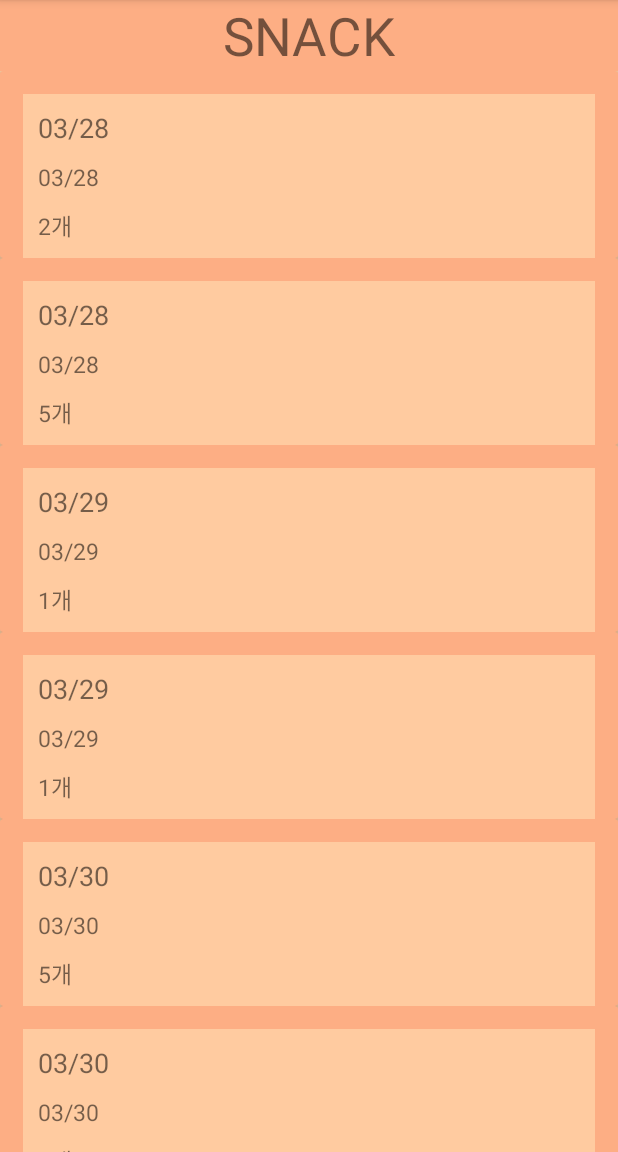
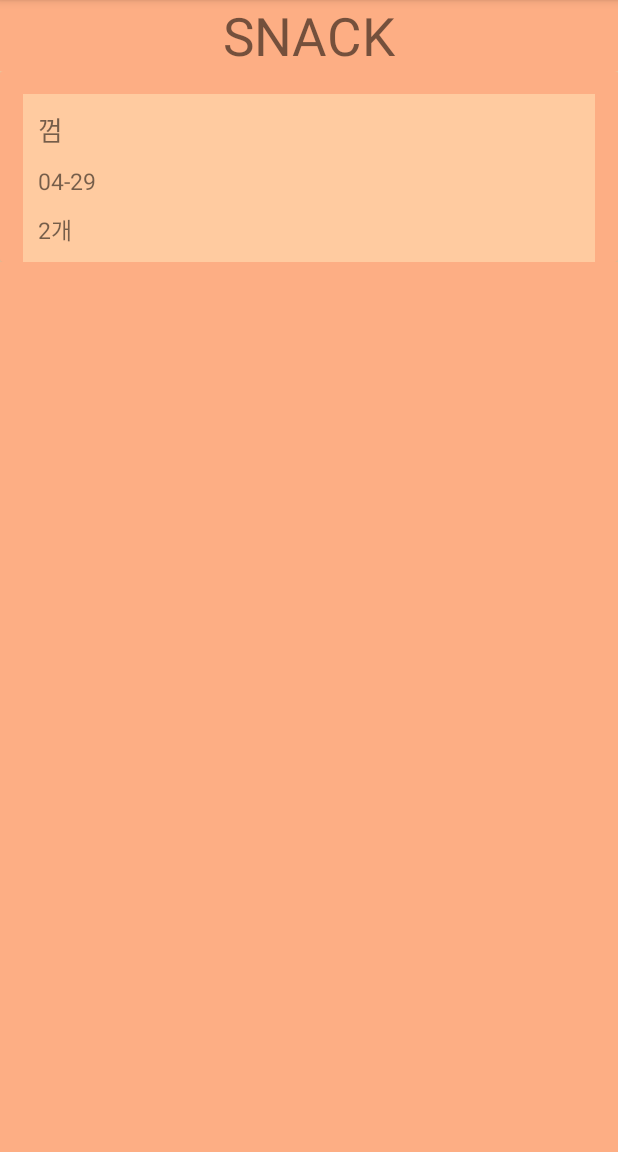
Before and after one commit to chaminji/Gaebapbaragi, an Android app: the InfoSnackActivity screen opened directly, with no data from a screen before it, on a phone screen of 412 x 824 dp, the part 84-1236 px from its top. Run offline under Robolectric (Android 15) with nearby library versions, the phone set to English and light mode, and no system bars.

Commit message:
Change Details

```diff
--- a/Gaebapbaragi/app/build.gradle
+++ b/Gaebapbaragi/app/build.gradle
@@ -28,6 +28,8 @@ dependencies {
     implementation 'com.github.bumptech.glide:glide:4.3.0'
     implementation 'com.github.clans:fab:1.6.4'
     implementation 'com.android.support:appcompat-v7:28.0.0'
+    implementation 'com.squareup.retrofit2:retrofit:2.4.0'
+    implementation 'com.squareup.retrofit2:converter-gson:2.4.0'
     testImplementation 'junit:junit:4.12'
     androidTestImplementation 'com.android.support.test:runner:1.0.2'
     androidTestImplementation 'com.android.support.test.espresso:espresso-core:3.0.2'
--- a/Gaebapbaragi/app/src/main/AndroidManifest.xml
+++ b/Gaebapbaragi/app/src/main/AndroidManifest.xml
@@ -1,6 +1,8 @@
 <?xml version="1.0" encoding="utf-8"?>
 <manifest xmlns:android="http://schemas.android.com/apk/res/android"
     package="com.example.dsm2017.gaebapbaragi">
+
+    <uses-permission android:name="android.permission.INTERNET" />
 
     <application
         android:allowBackup="true"
--- a/Gaebapbaragi/app/src/main/java/com/example/dsm2017/gaebapbaragi/AddmealActivity.java
+++ b/Gaebapbaragi/app/src/main/java/com/example/dsm2017/gaebapbaragi/AddmealActivity.java
@@ -17,6 +17,7 @@ public class AddmealActivity extends AppCompatActivity {
         final EditText addmeal_edittext = findViewById(R.id.addmeal_edittext);
         Button addmeal_btn_submit = findViewById(R.id.addmeal_btn2);
         Button addmeal_btn_cancel = findViewById(R.id.addmeal_btn1);
+        final String am_edit = addmeal_edittext.getText().toString();
 
         addmeal_btn_cancel.setOnClickListener(new Button.OnClickListener() {
             @Override
@@ -30,10 +31,10 @@ public class AddmealActivity extends AppCompatActivity {
         addmeal_btn_submit.setOnClickListener(new Button.OnClickListener() {
             @Override
             public void onClick(View view) {
-            if (addmeal_edittext.getText().toString().length() == 0) {
+            if (am_edit.length() == 0) {
                 Toast.makeText(getApplicationContext(), "먹은 양을 입력하세요", Toast.LENGTH_SHORT).show();
             } else {
-                Toast.makeText(getApplicationContext(), "먹은 식사의 양이 " + addmeal_edittext.getText().toString() + "만큼 증가했습니다.", Toast.LENGTH_LONG).show();
+                Toast.makeText(getApplicationContext(), "먹은 식사의 양이 " + am_edit + "만큼 증가했습니다.", Toast.LENGTH_LONG).show();
                 Intent intent = new Intent(AddmealActivity.this, InfoMealActivity.class);
                 startActivity(intent);
             }
--- a/Gaebapbaragi/app/src/main/java/com/example/dsm2017/gaebapbaragi/InfoSnackActivity.java
+++ b/Gaebapbaragi/app/src/main/java/com/example/dsm2017/gaebapbaragi/InfoSnackActivity.java
@@ -5,7 +5,10 @@ import android.support.v7.app.AppCompatActivity;
 import android.support.v7.widget.LinearLayoutManager;
 import android.support.v7.widget.RecyclerView;
 
+import java.text.DateFormat;
+import java.text.SimpleDateFormat;
 import java.util.ArrayList;
+import java.util.Date;
 
 public class InfoSnackActivity extends AppCompatActivity {
 
@@ -21,16 +24,12 @@ public class InfoSnackActivity extends AppCompatActivity {
         setContentView(R.layout.activity_infosnack);
         infoSnackActivity = findViewById(R.id.infosnack_recycler);
 
+        DateFormat sdFormat = new SimpleDateFormat("MM-dd");
+        Date nowDate = new Date();
+        String today = sdFormat.format(nowDate);
+
         infoSnackArrayList = new ArrayList<>();
-        infoSnackArrayList.add(new item("껌", "03/28", "2"));
-        infoSnackArrayList.add(new item("저키", "03/28", "5"));
-        infoSnackArrayList.add(new item("소세지", "03/29", "1"));
-        infoSnackArrayList.add(new item("껌", "03/29", "1"));
-        infoSnackArrayList.add(new item("저키", "03/30", "5"));
-        infoSnackArrayList.add(new item("저키", "03/30", "5"));
-        infoSnackArrayList.add(new item("껌", "03/31", "1"));
-
-        infoSnackActivity.setHasFixedSize(true);
+        infoSnackArrayList.add(new item("껌", today, "2"));
 
         infoSnackLayoutManager = new LinearLayoutManager(this);
         infoSnackActivity.setLayoutManager(infoSnackLayoutManager);
@@ -51,7 +50,7 @@ public class InfoSnackActivity extends AppCompatActivity {
         }
 
         public String getSnackname() {
-            return snackdate;
+            return snackname;
         }
 
         public String getSnackdate() {
--- /dev/null
+++ b/Gaebapbaragi/app/src/main/java/com/example/dsm2017/gaebapbaragi/NetRetrofit.java
@@ -0,0 +1,5 @@
+package com.example.dsm2017.gaebapbaragi;
+
+public class NetRetrofit {
+
+}
--- /dev/null
+++ b/Gaebapbaragi/app/src/main/java/com/example/dsm2017/gaebapbaragi/RetrofitService.java
@@ -0,0 +1,5 @@
+package com.example.dsm2017.gaebapbaragi;
+
+public interface RetrofitService {
+
+}
```
Also changed, not shown: Gaebapbaragi/app/src/main/java/com/example/dsm2017/gaebapbaragi/InfoMealActivity.java (+10 -8 lines).
